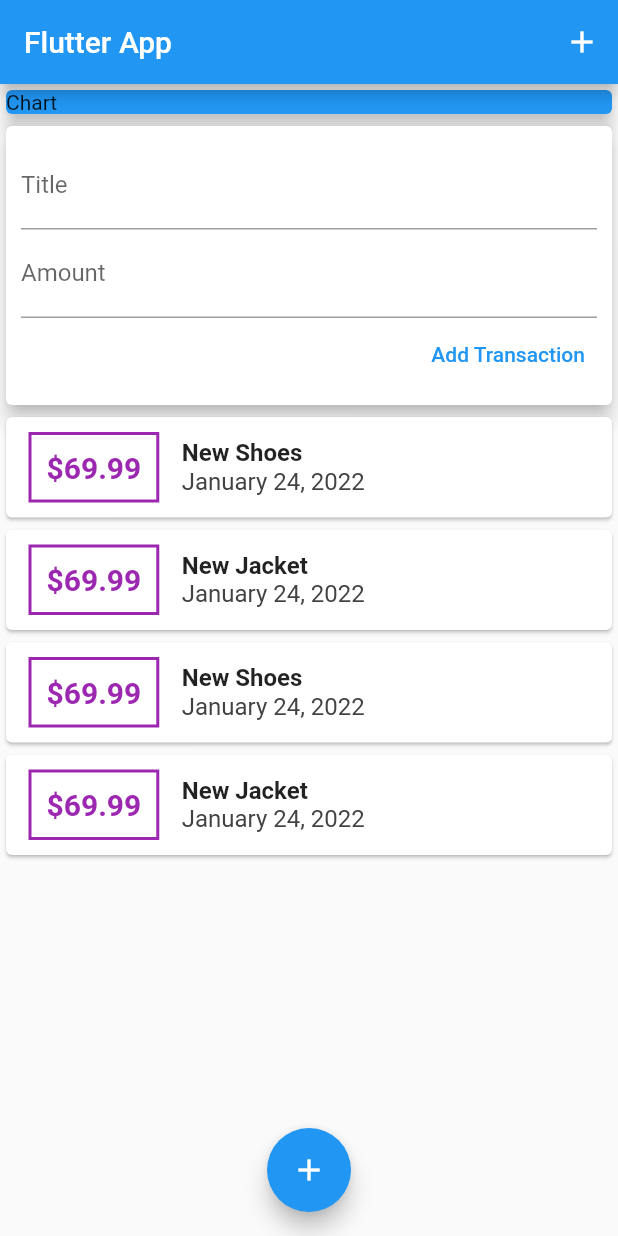
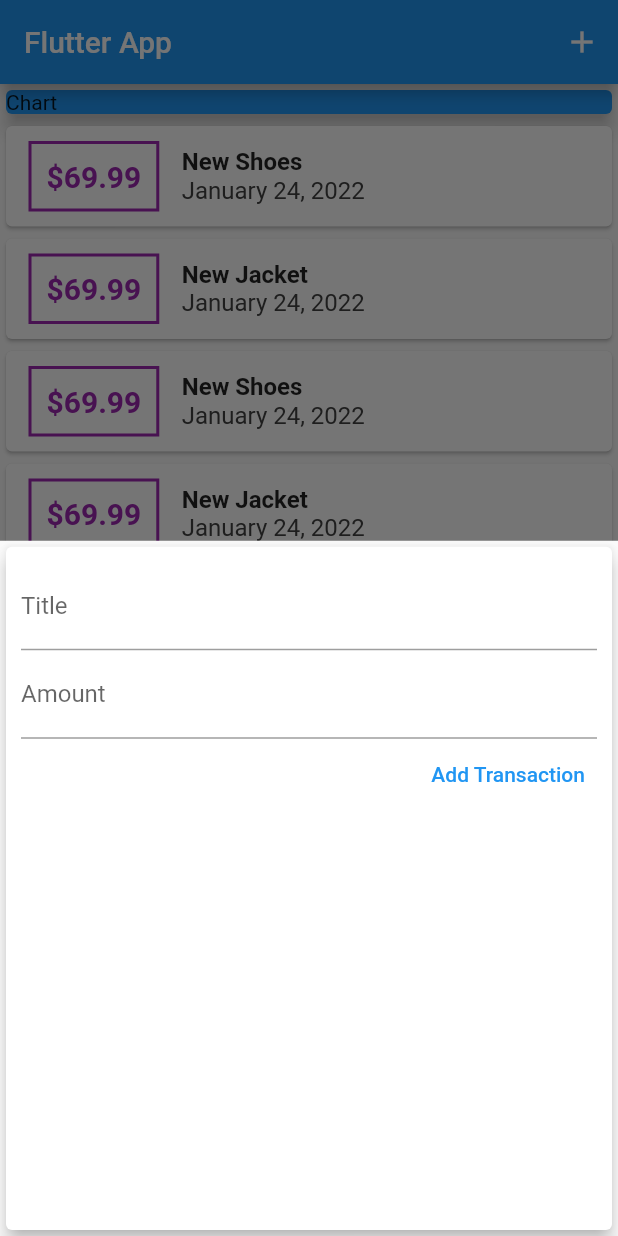
Before and after one commit to bantawa04/expenseTrackerFlutter, a Flutter app: the screen it shows after launch, after a tap on the "add" icon, on a phone screen of 412 x 824 dp. Run offline on Flutter 3.47's test engine with Material 2 defaults, Android fonts, the phone set to English and light mode, and no system bars.

Commit message:
4.28 show add transaction model from bottom

```diff
--- a/lib/main.dart
+++ b/lib/main.dart
@@ -1,4 +1,6 @@
-import './widgets/user_transactions.dart';
+import 'package:expense/widgets/transaction_list.dart';
+import './widgets/new_transaction.dart';
+import './models/transaction.dart';
 import 'package:flutter/material.dart';
 
 void main() => runApp(MyApp());
@@ -13,11 +15,62 @@ class MyApp extends StatelessWidget {
   }
 }
 
-class MyHomePage extends StatelessWidget {
-  // late String titleInput;
-  // late String amountInput;
-  final titleController = TextEditingController();
-  final amountController = TextEditingController();
+class MyHomePage extends StatefulWidget {
+  @override
+  _MyHomePageState createState() => _MyHomePageState();
+}
+
+class _MyHomePageState extends State<MyHomePage> {
+  final List<Transaction> _userTransaction = [
+    Transaction(
+        id: 't1', title: 'New Shoes', amount: 69.99, date: DateTime.now()),
+    Transaction(
+        id: 't2', title: 'New Jacket', amount: 69.99, date: DateTime.now()),
+    Transaction(
+        id: 't1', title: 'New Shoes', amount: 69.99, date: DateTime.now()),
+    Transaction(
+        id: 't2', title: 'New Jacket', amount: 69.99, date: DateTime.now()),
+    Transaction(
+        id: 't1', title: 'New Shoes', amount: 69.99, date: DateTime.now()),
+    Transaction(
+        id: 't2', title: 'New Jacket', amount: 69.99, date: DateTime.now()),
+    Transaction(
+        id: 't1', title: 'New Shoes', amount: 69.99, date: DateTime.now()),
+    Transaction(
+        id: 't2', title: 'New Jacket', amount: 69.99, date: DateTime.now()),
+    Transaction(
+        id: 't1', title: 'New Shoes', amount: 69.99, date: DateTime.now()),
+    Transaction(
+        id: 't2', title: 'New Jacket', amount: 69.99, date: DateTime.now()),
+    Transaction(
+        id: 't1', title: 'New Shoes', amount: 69.99, date: DateTime.now()),
+    Transaction(
+        id: 't2', title: 'New Jacket', amount: 69.99, date: DateTime.now()),
+  ];
+
+  void _addTransaction(String txTitle, double txAmount) {
+    final newTx = Transaction(
+      id: DateTime.now().toString(),
+      title: txTitle,
+      amount: txAmount,
+      date: DateTime.now(),
+    );
+    setState(() {
+      _userTransaction.add(newTx);
+    });
+  }
+
+  void _startNewTransaction(BuildContext ctx) {
+    showModalBottomSheet(
+        context: ctx,
+        builder: (_) {
+          return GestureDetector(
+            onTap: () {},
+            child: NewTransaction(_addTransaction),
+            behavior: HitTestBehavior.opaque,
+          );
+        });
+  }
 
   @override
   Widget build(BuildContext context) {
@@ -26,7 +79,7 @@ class MyHomePage extends StatelessWidget {
         title: Text('Flutter App'),
         actions: <Widget>[
           IconButton(
-            onPressed: () {},
+            onPressed: () => _startNewTransaction(context),
             icon: Icon(
               Icons.add,
             ),
@@ -46,7 +99,7 @@ class MyHomePage extends StatelessWidget {
                 elevation: 5,
               ),
             ),
-            UserTransaction()
+            TransactionList(_userTransaction),
           ],
         ),
       ),
@@ -55,7 +108,7 @@ class MyHomePage extends StatelessWidget {
         child: Icon(
           Icons.add,
         ),
-        onPressed: () {},
+        onPressed: () => _startNewTransaction(context),
       ),
     );
   }
--- a/lib/widgets/user_transactions.dart
+++ /dev/null
@@ -1,60 +0,0 @@
-import 'package:flutter/material.dart';
-import './new_transaction.dart';
-import './transaction_list.dart';
-import '../models/transaction.dart';
-
-class UserTransaction extends StatefulWidget {
-  @override
-  _UserTransactionState createState() => _UserTransactionState();
-}
-
-class _UserTransactionState extends State<UserTransaction> {
-  final List<Transaction> _userTransaction = [
-    Transaction(
-        id: 't1', title: 'New Shoes', amount: 69.99, date: DateTime.now()),
-    Transaction(
-        id: 't2', title: 'New Jacket', amount: 69.99, date: DateTime.now()),
-    Transaction(
-        id: 't1', title: 'New Shoes', amount: 69.99, date: DateTime.now()),
-    Transaction(
-        id: 't2', title: 'New Jacket', amount: 69.99, date: DateTime.now()),
-    Transaction(
-        id: 't1', title: 'New Shoes', amount: 69.99, date: DateTime.now()),
-    Transaction(
-        id: 't2', title: 'New Jacket', amount: 69.99, date: DateTime.now()),
-            Transaction(
-        id: 't1', title: 'New Shoes', amount: 69.99, date: DateTime.now()),
-    Transaction(
-        id: 't2', title: 'New Jacket', amount: 69.99, date: DateTime.now()),
-    Transaction(
-        id: 't1', title: 'New Shoes', amount: 69.99, date: DateTime.now()),
-    Transaction(
-        id: 't2', title: 'New Jacket', amount: 69.99, date: DateTime.now()),
-    Transaction(
-        id: 't1', title: 'New Shoes', amount: 69.99, date: DateTime.now()),
-    Transaction(
-        id: 't2', title: 'New Jacket', amount: 69.99, date: DateTime.now()),
-  ];
-
-  void _addTransaction(String txTitle, double txAmount) {
-    final newTx = Transaction(
-      id: DateTime.now().toString(),
-      title: txTitle,
-      amount: txAmount,
-      date: DateTime.now(),
-    );
-    setState(() {
-      _userTransaction.add(newTx);
-    });
-  }
-
-  @override
-  Widget build(BuildContext context) {
-    return Column(
-      children: <Widget>[
-        NewTransaction(_addTransaction),
-        TransactionList(_userTransaction),
-      ],
-    );
-  }
-}
```
